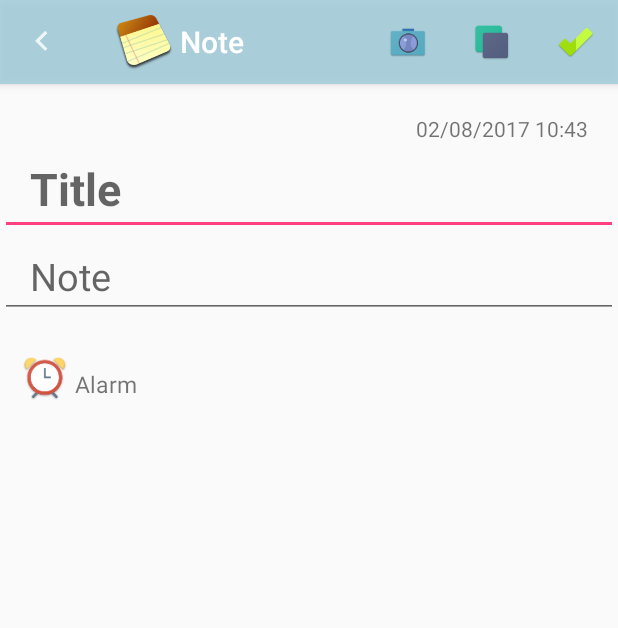
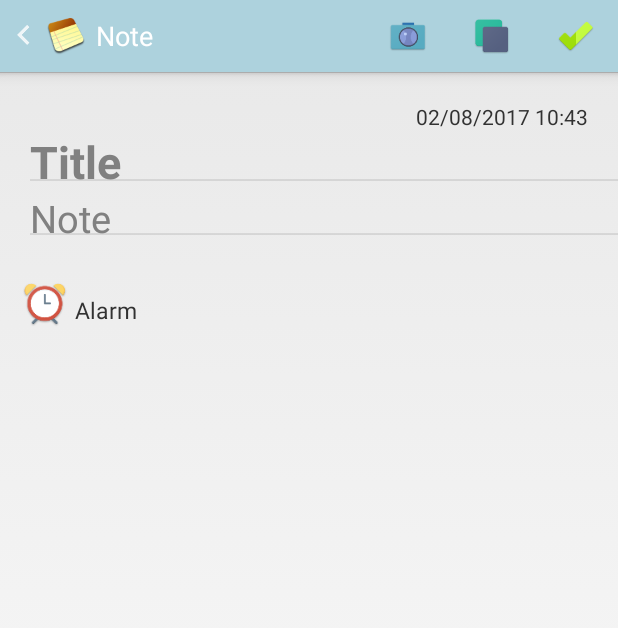
Before and after one commit to kaphetz/Note, an Android app: the screen it shows after launch (AddUpdateActivity), after a tap on "Plus", on a phone screen of 412 x 824 dp. Shown: the top 628 px of the screen. Run offline under Robolectric (Android 15) with nearby library versions, the light colour scheme and no system bars.

Commit message:
- sua lai icon actionbar

```diff
--- a/Note/app/src/main/java/com/example/kienpt/note/AddUpdateActivity.java
+++ b/Note/app/src/main/java/com/example/kienpt/note/AddUpdateActivity.java
@@ -1,20 +1,19 @@
 package com.example.kienpt.note;
 
+import android.app.Activity;
 import android.graphics.Color;
 import android.graphics.drawable.ColorDrawable;
-import android.support.v7.app.AppCompatActivity;
 import android.os.Bundle;
 import android.view.Menu;
 import android.view.MenuItem;
 import android.view.View;
 import android.widget.AdapterView;
 import android.widget.ArrayAdapter;
-import android.widget.ImageView;
 import android.widget.LinearLayout;
 import android.widget.Spinner;
 import android.widget.TextView;
 
-public class AddUpdateActivity extends AppCompatActivity {
+public class AddUpdateActivity extends Activity {
     private Spinner mSpnDate;
     private Spinner mSpnTime;
     private LinearLayout mLlDateTime;
@@ -24,12 +23,12 @@ public class AddUpdateActivity extends AppCompatActivity {
     protected void onCreate(Bundle savedInstanceState) {
         super.onCreate(savedInstanceState);
         setContentView(R.layout.activity_add_update); // lấy ActionBar
-        getSupportActionBar().setHomeAsUpIndicator(R.drawable.ic_previous);
-        getSupportActionBar().setDisplayHomeAsUpEnabled(true);
-        getSupportActionBar().setDisplayShowHomeEnabled(true);
-        getSupportActionBar().setIcon(R.drawable.ic_note);
-        getSupportActionBar().setBackgroundDrawable(new ColorDrawable(Color.parseColor("#d6a2cedc")));
-        getSupportActionBar().setTitle("Note");
+        getActionBar().setHomeAsUpIndicator(R.drawable.ic_previous);
+        getActionBar().setDisplayHomeAsUpEnabled(true);
+        getActionBar().setDisplayShowHomeEnabled(true);
+        getActionBar().setIcon(R.drawable.ic_note);
+        getActionBar().setBackgroundDrawable(new ColorDrawable(Color.parseColor("#d6a2cedc")));
+        getActionBar().setTitle("Note");
 
         mSpnDate = (Spinner) findViewById(R.id.spn_date);
         mSpnTime = (Spinner) findViewById(R.id.spn_time);
--- /dev/null
+++ b/Note/app/src/main/java/com/example/kienpt/note/Bean/MyCustomEditText.java
@@ -0,0 +1,53 @@
+package com.example.kienpt.note.Bean;
+
+import android.content.Context;
+import android.graphics.Canvas;
+import android.graphics.Color;
+import android.graphics.Paint;
+import android.graphics.Rect;
+import android.util.AttributeSet;
+
+/**
+ * Created by kienp on 8/2/2017.
+ */
+
+class LinedEditText extends android.support.v7.widget.AppCompatEditText {
+    private Rect mRect;
+    private Paint mPaint;
+
+    // we need this constructor for LayoutInflater
+    public LinedEditText(Context context, AttributeSet attrs) {
+        super(context, attrs);
+
+        mRect = new Rect();
+        mPaint = new Paint();
+        mPaint.setStyle(Paint.Style.FILL_AND_STROKE);
+        mPaint.setColor(Color.parseColor("#C0C0C0")); //SET YOUR OWN COLOR HERE
+    }
+
+    @Override
+    protected void onDraw(Canvas canvas) {
+        //int count = getLineCount();
+
+        int height = getHeight();
+        int line_height = getLineHeight();
+
+        int count = height / line_height;
+
+        if (getLineCount() > count)
+            count = getLineCount();//for long text with scrolling
+
+        Rect r = mRect;
+        Paint paint = mPaint;
+        int baseline = getLineBounds(0, r);//first line
+
+        for (int i = 0; i < count; i++) {
+
+            canvas.drawLine(r.left, baseline + 1, r.right, baseline + 1, paint);
+            baseline += getLineHeight();//next line
+        }
+
+        super.onDraw(canvas);
+    }
+
+}
--- a/Note/app/src/main/java/com/example/kienpt/note/MainActivity.java
+++ b/Note/app/src/main/java/com/example/kienpt/note/MainActivity.java
@@ -1,20 +1,20 @@
 package com.example.kienpt.note;
 
+import android.app.Activity;
 import android.content.Intent;
 import android.graphics.Color;
 import android.graphics.drawable.ColorDrawable;
 import android.os.Bundle;
-import android.support.v7.app.AppCompatActivity;
 import android.view.Menu;
 import android.view.MenuItem;
 
-public class MainActivity extends AppCompatActivity {
+public class MainActivity extends Activity {
     @Override
     protected void onCreate(Bundle savedInstanceState) {
         super.onCreate(savedInstanceState);
-        getSupportActionBar().setDisplayShowHomeEnabled(true);
-        getSupportActionBar().setIcon(R.drawable.ic_note);
-        getSupportActionBar().setBackgroundDrawable(new ColorDrawable(Color.parseColor("#d6a2cedc")));
+        getActionBar().setDisplayShowHomeEnabled(true);
+        getActionBar().setIcon(R.drawable.ic_note);
+        getActionBar().setBackgroundDrawable(new ColorDrawable(Color.parseColor("#d6a2cedc")));
         setContentView(R.layout.activity_main);
     }
 
--- a/Note/app/src/main/res/layout/activity_add_update.xml
+++ b/Note/app/src/main/res/layout/activity_add_update.xml
@@ -15,22 +15,27 @@
         android:layout_marginTop="20dp"
         android:text="@string/ex_time" />
 
-    <EditText
+    <com.example.kienpt.note.Bean.LinedEditText
         android:id="@+id/et_title"
         android:layout_width="match_parent"
         android:layout_height="wrap_content"
         android:layout_below="@+id/tv_dateTime"
         android:hint="@string/title"
+        android:ems="10"
+        android:inputType="textMultiLine|textNoSuggestions"
+        android:imeOptions="actionNone"
         android:paddingLeft="20dp"
         android:textSize="@dimen/title_size"
         android:textStyle="bold" />
 
-    <EditText
+    <com.example.kienpt.note.Bean.LinedEditText
         android:id="@+id/et_content"
         android:layout_width="match_parent"
         android:layout_height="wrap_content"
         android:layout_below="@+id/et_title"
         android:hint="@string/note"
+        android:inputType="textMultiLine|textNoSuggestions"
+        android:imeOptions="actionNone"
         android:paddingLeft="20dp"
         android:textSize="@dimen/note_size" />
 
--- a/Note/app/src/main/res/menu/add_menu.xml
+++ b/Note/app/src/main/res/menu/add_menu.xml
@@ -1,19 +1,18 @@
 <?xml version="1.0" encoding="utf-8"?>
-<menu  xmlns:android="http://schemas.android.com/apk/res/android"
-    xmlns:app="http://schemas.android.com/apk/res-auto">
+<menu xmlns:android="http://schemas.android.com/apk/res/android">
     <item
         android:id="@+id/mnCamera"
-        app:showAsAction="always"
         android:icon="@drawable/ic_cam"
-        android:title="@string/plus" />
+        android:title="@string/plus"
+        android:showAsAction="always" />
     <item
         android:id="@+id/mnChangeColor"
-        app:showAsAction="always"
         android:icon="@drawable/ic_change_color"
-        android:title="@string/plus" />
+        android:title="@string/plus"
+        android:showAsAction="always" />
     <item
         android:id="@+id/mnSave"
-        app:showAsAction="always"
         android:icon="@drawable/ic_save"
-        android:title="@string/plus" />
+        android:title="@string/plus"
+        android:showAsAction="always" />
 </menu>
--- a/Note/app/src/main/res/menu/main_menu.xml
+++ b/Note/app/src/main/res/menu/main_menu.xml
@@ -1,9 +1,8 @@
 <?xml version="1.0" encoding="utf-8"?>
-<menu xmlns:android="http://schemas.android.com/apk/res/android"
-    xmlns:app="http://schemas.android.com/apk/res-auto">
+<menu xmlns:android="http://schemas.android.com/apk/res/android">
     <item
         android:id="@+id/mnPlus"
         android:icon="@drawable/ic_plus"
         android:title="@string/plus"
-        app:showAsAction="ifRoom" />
+        android:showAsAction="always" />
 </menu>
--- a/Note/app/src/main/res/values/styles.xml
+++ b/Note/app/src/main/res/values/styles.xml
@@ -1,11 +1,20 @@
 <resources>
 
     <!-- Base application theme. -->
-    <style name="AppTheme" parent="Theme.AppCompat.Light.DarkActionBar">
+    <style name="AppTheme" parent="@android:style/Theme.Holo.Light">
         <!-- Customize your theme here. -->
         <item name="colorPrimary">@color/colorPrimary</item>
         <item name="colorPrimaryDark">@color/colorPrimaryDark</item>
         <item name="colorAccent">@color/colorAccent</item>
+        <item name="android:actionBarStyle">@style/CustomActionBar</item>
     </style>
 
+    <style name="CustomActionBar" parent="@android:style/Widget.Holo.Light.ActionBar">
+        <item name="android:background">@android:color/holo_blue_dark</item>
+        <item name="android:titleTextStyle">@style/CustomTextColor</item>
+    </style>
+
+    <style name="CustomTextColor" parent="@android:style/TextAppearance.Holo.Widget.ActionBar.Title">
+        <item name="android:textColor">@android:color/white</item>
+    </style>
 </resources>
```
